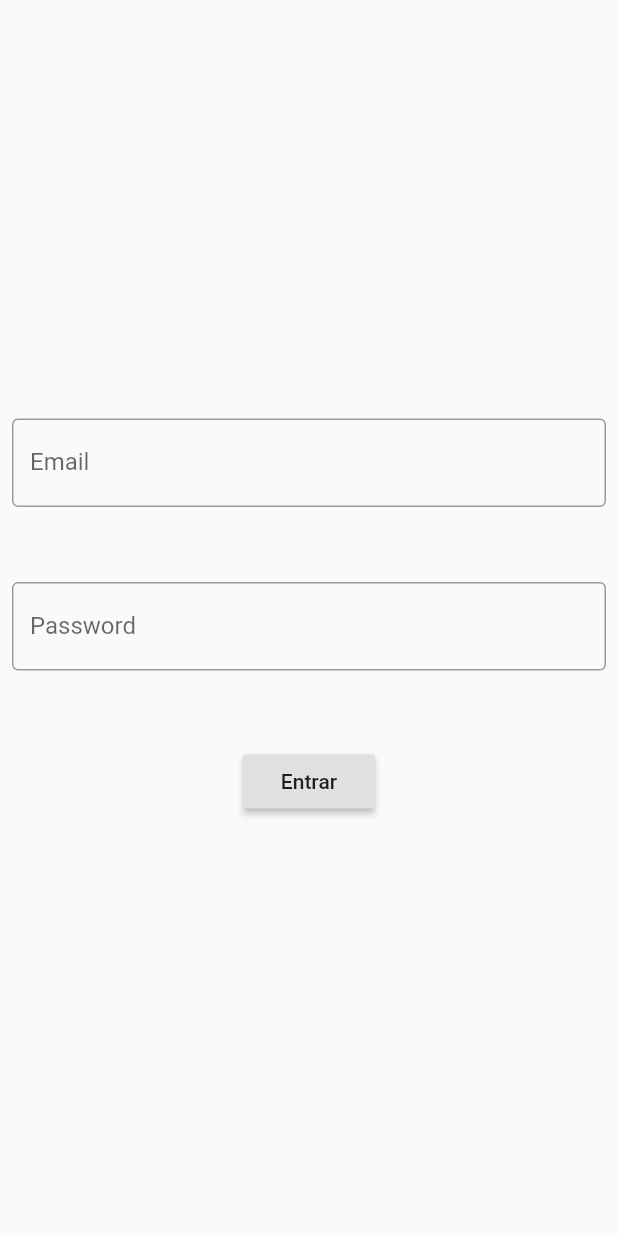
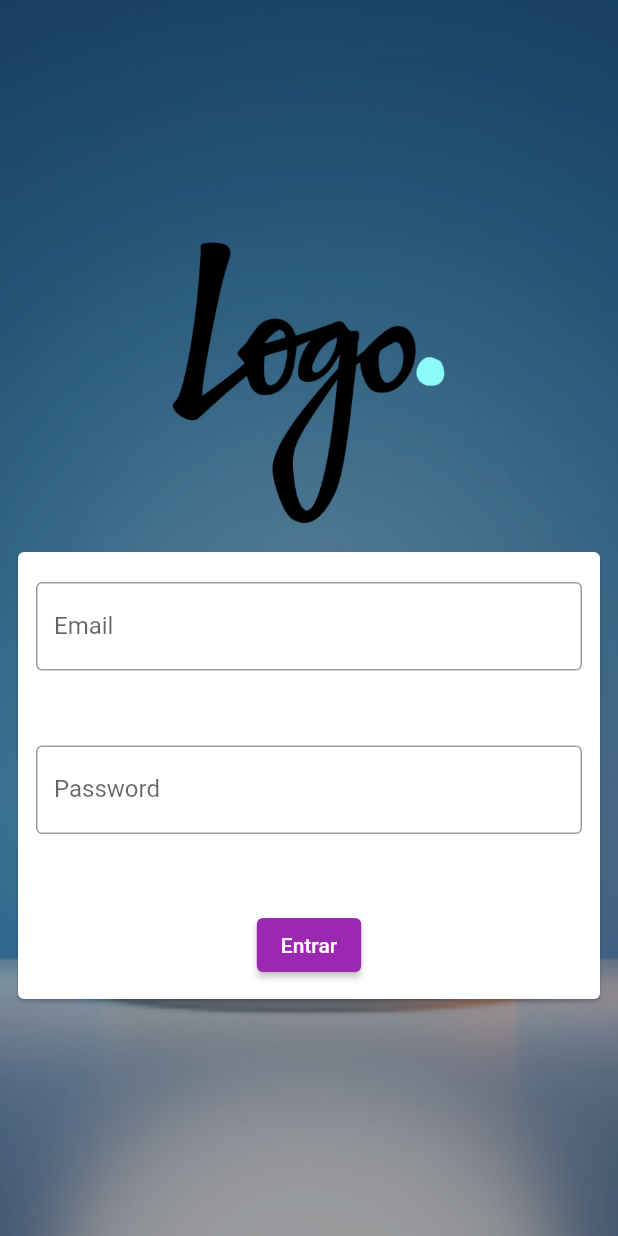
Before and after one commit to italordsantos/estudo-flutter-flutterando, a Flutter app: the screen it shows after launch, after a tap on "Entrar", on a phone screen of 412 x 824 dp. Run offline on Flutter 3.47's test engine with Material 2 defaults, Android fonts, the phone set to English and light mode, and no system bars; network calls fail.

Commit message:
Implementaçõ do 'Curso COMPLETO de Flutter' até a aula 28

```diff
--- a/lib/app_widget.dart
+++ b/lib/app_widget.dart
@@ -20,7 +20,11 @@ class AppWidget extends StatelessWidget {
               brightness: AppController.instance.isDartTheme
                   ? Brightness.dark
                   : Brightness.light),
-          home: LoginPage(),
+          initialRoute: '/',
+          routes: {
+            '/': (context) => LoginPage(),
+            '/home': (context) => HomePage(),
+          },
         );
       },
     );
--- a/lib/login_page.dart
+++ b/lib/login_page.dart
@@ -1,4 +1,5 @@
 import 'package:flutter/material.dart';
+import 'package:flutterando/home_page.dart';
 
 class LoginPage extends StatefulWidget {
   @override
@@ -9,10 +10,10 @@ class _LoginPageState extends State<LoginPage> {
   String email = '';
   String password = '';
 
-  @override
-  Widget build(BuildContext context) {
-    return Scaffold(
-      body: SingleChildScrollView(
+  Widget _body() {
+    return Column(
+      children: [
+        SingleChildScrollView(
           child: SizedBox(
             width: MediaQuery.of(context).size.width,
             height: MediaQuery.of(context).size.height,
@@ -21,13 +22,30 @@ class _LoginPageState extends State<LoginPage> {
               child: Column(
                 mainAxisAlignment: MainAxisAlignment.center,
                 children: [
+                  Container(
+                    height: 200,
+                    child:
+                        //Image.network('https://freesvg.org/img/logo-generic.png'),
+                        Image.asset('assets/images/logo.png'),
+                  ),
+                  Container(
+                    height: 10,
+                  ),
+                  Card(
+                    child: Padding(
+                      padding: const EdgeInsets.only(
+                          left: 12, right: 12, top: 20, bottom: 12),
+                      child: Column(
+                        children: [
                           TextField(
                             onChanged: (text) {
+                              print(text);
                               email = text;
                             },
                             keyboardType: TextInputType.emailAddress,
                             decoration: InputDecoration(
-                      labelText: 'Email', border: OutlineInputBorder()),
+                                labelText: 'Email',
+                                border: OutlineInputBorder()),
                           ),
                           SizedBox(height: 50),
                           TextField(
@@ -36,14 +54,23 @@ class _LoginPageState extends State<LoginPage> {
                             },
                             obscureText: true,
                             decoration: InputDecoration(
-                      labelText: 'Password', border: OutlineInputBorder()),
+                                labelText: 'Password',
+                                border: OutlineInputBorder()),
                           ),
                           SizedBox(height: 50),
-                RaisedButton(
+                          ElevatedButton(
+                            style: ElevatedButton.styleFrom(
+                                primary: Colors.purple),
                             onPressed: () {
                               if (email == 'admin' && password == '123') {
                                 print('Correto');
-                    } else {}
+                                Navigator.of(context)
+                                    .pushReplacementNamed('/home');
+                                //Navigator.of(context).pushReplacement(
+                                //    MaterialPageRoute(builder: (context) => HomePage()));
+                              } else {
+                                print('Incorreto');
+                              }
                             },
                             child: Text('Entrar'),
                           ),
@@ -51,7 +78,27 @@ class _LoginPageState extends State<LoginPage> {
                       ),
                     ),
                   ),
+                ],
               ),
+            ),
+          ),
+        ),
+      ],
     );
   }
+
+  @override
+  Widget build(BuildContext context) {
+    return Scaffold(
+        body: Stack(
+      children: [
+        SizedBox(
+            height: MediaQuery.of(context).size.height,
+            child:
+                Image.asset('assets/images/background.jpg', fit: BoxFit.cover)),
+        Container(color: Colors.black.withOpacity(0.3)),
+        _body()
+      ],
+    ));
   }
+}
--- a/pubspec.yaml
+++ b/pubspec.yaml
@@ -58,9 +58,9 @@ flutter:
   uses-material-design: true
 
   # To add assets to your application, add an assets section, like this:
-  # assets:
-  #   - images/a_dot_burr.jpeg
-  #   - images/a_dot_ham.jpeg
+  assets:
+    - assets/images/logo.png
+    - assets/images/background.jpg
 
   # An image asset can refer to one or more resolution-specific "variants", see
   # https://flutter.dev/assets-and-images/#resolution-aware.
```
Also changed, not shown: lib/home_page.dart (+30 -0 lines), assets/images/background.jpg (added), assets/images/logo.png (added), 1 other file. Lines whose indentation alone changed are shown as unchanged.
